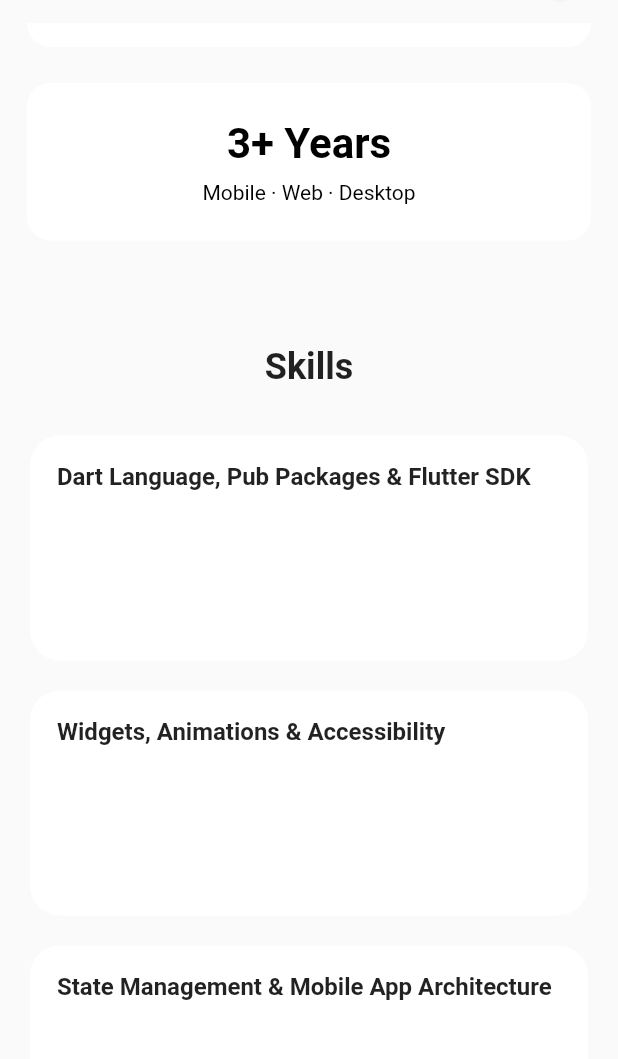
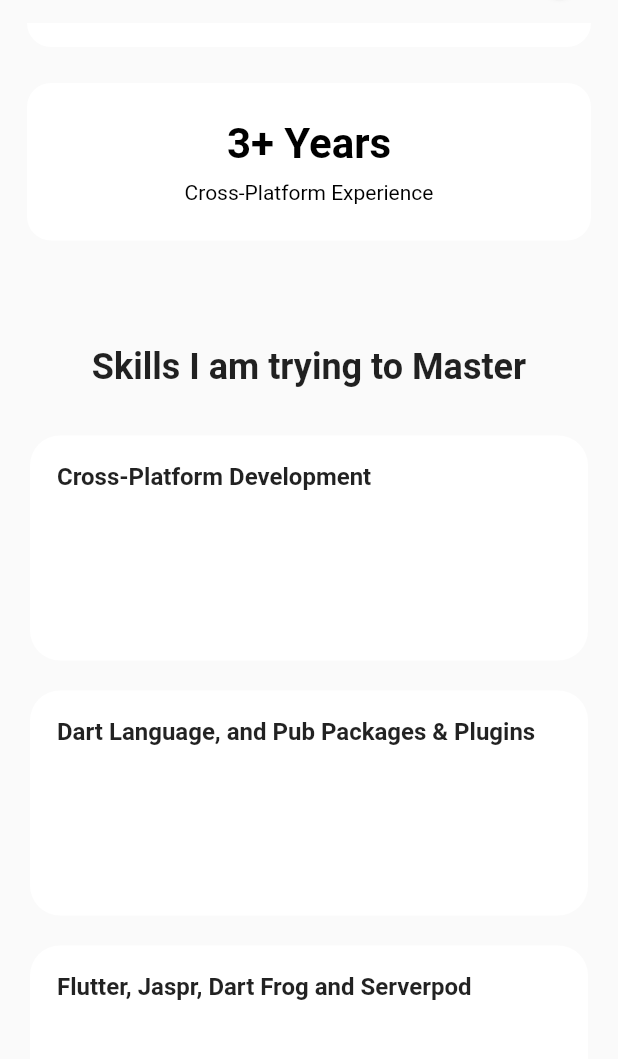
Before and after one commit to hellotasir/tasirrahman_portfolio, a Flutter app: the screen it shows after launch, scrolled down 576 dp, on a phone screen of 412 x 824 dp, the part 61-1120 px from its top. Run offline on Flutter 3.47's test engine with Material 3 defaults, Android fonts, the light colour scheme and no system bars.

Commit message:
information update

```diff
--- a/lib/repositories/skill_repository.dart
+++ b/lib/repositories/skill_repository.dart
@@ -7,13 +7,19 @@
 class LocalSkillRepository implements SkillRepository {
   @override
   List<Skill> getSkills() => const [
-    Skill(title: 'Dart Language, Pub Packages & Flutter SDK', tools: []),
-    Skill(title: 'Widgets, Animations & Accessibility', tools: []),
-    Skill(title: 'State Management & Mobile App Architecture', tools: []),
-    Skill(title: 'API & SDK Integration', tools: []),
-    Skill(title: 'Local Storage, PaaS, Network & Cache', tools: []),
-    Skill(title: 'Performance, Security & Testing', tools: []),
-    Skill(title: 'Deployment & Platform Support', tools: []),
-    Skill(title: 'Version Control & Project Management', tools: []),
+    Skill(title: 'Cross-Platform Development', tools: []),
+    Skill(title: 'Dart Language, and Pub Packages & Plugins', tools: []),
+    Skill(title: 'Flutter, Jaspr, Dart Frog and Serverpod', tools: []),
+    Skill(title: 'Widgets, Animations, and Accessibility', tools: []),
+    Skill(
+      title: 'Architecture, Design Patterns and State Management',
+      tools: [],
+    ),
+    Skill(title: 'Data Structures, Algorithms, and Problem Solving', tools: []),
+    Skill(title: 'SDK & API', tools: []),
+    Skill(title: 'Cloud Services, Local Storage, Network & Cache', tools: []),
+    Skill(title: 'Performance, Security, and Testing', tools: []),
+    Skill(title: 'CI/CD, Deployment, and Platform Support', tools: []),
+    Skill(title: 'Management and Version Control', tools: []),
   ];
 }
--- a/lib/repositories/statistic_repository/local_statistic_repository.dart
+++ b/lib/repositories/statistic_repository/local_statistic_repository.dart
@@ -6,15 +6,12 @@
   List<StatisticItem> getStatistics() {
     return [
       StatisticItem(
-        title: 'Dart Experience',
+        title: 'Dart Language Experience',
         value: '${DateTime.now().year - 2022}+ Years',
       ),
+      StatisticItem(title: 'Projects Completed', value: '15+'),
       StatisticItem(
-        title: 'Flutter Experience',
-        value: '${DateTime.now().year - 2022}+ Years',
-      ),
-      StatisticItem(
-        title: 'Mobile · Web · Desktop',
+        title: 'Cross-Platform Experience',
         value: '${DateTime.now().year - 2022}+ Years',
       ),
     ];
--- a/lib/services/faq_service.dart
+++ b/lib/services/faq_service.dart
@@ -6,41 +6,48 @@
     return [
       {
         "id": "1",
-        "question": "What kind of Flutter projects have you worked on?",
+        "question": "What kinds of projects have you worked on?",
         "answer":
-            "I have worked on a variety of Flutter projects, including mobile applications, web applications, and cross-platform solutions, with a primary focus on production-grade Flutter mobile apps.",
+            "I have worked on a wide range of production-grade projects using the Dart language, including client-facing applications, web-oriented solutions, and cross-platform systems, with a strong emphasis on maintainable and scalable codebases.",
       },
       {
         "id": "2",
-        "question": "How do you stay updated with the latest Flutter trends?",
+        "question":
+            "How do you stay up to date with the Dart and its associated frameworks?",
         "answer":
-            "I stay updated by following official Flutter channels, reading documentation and blogs, watching technical talks and community content, and actively experimenting with new releases and features.",
+            "I stay current by regularly following official Dart and framework channels, reviewing updated documentation, reading in-depth technical articles, watching conference talks, community contents, and actively experimenting with new features and releases.",
       },
+
       {
         "id": "3",
-        "question": "What is your approach to testing in Flutter?",
+        "question": "How can I verify your expertise in Dart?",
         "answer":
-            "I follow Flutter testing best practices by implementing unit tests for business logic, widget tests for UI behavior, and integration tests to validate complete user flows and app stability.",
+            "You can review my open-source projects written in Dart on GitHub at https://github.com/hellotasir, which demonstrate my real-world architecture, asynchronous programming, and best practices in code organization.",
       },
       {
         "id": "4",
-        "question":
-            "How do you handle state management in your Flutter applications?",
+        "question": "What are you currently learning?",
         "answer":
-            "I select state management solutions based on project complexity and requirements, using Provider, Riverpod, Bloc, GetX, or Redux to ensure predictable, scalable, and maintainable state handling.",
+            "I am currently deepening my understanding of the Dart language across backend, web, and cross-platform application development, with a strong focus on writing efficient, testable, and scalable Dart code.",
       },
       {
         "id": "5",
         "question":
-            "How do you manage mobile architecture in your Flutter applications?",
+            "If you have more experience, why do you have fewer projects?",
         "answer":
-            "I manage mobile architecture by applying Clean Architecture with MVVM and MVC where appropriate, enforcing strict separation between presentation, domain, and data layers. I use modular, feature-based design, dependency injection, and clear contracts to keep business logic independent of the UI.",
+            "I prioritize depth and quality over volume. Rather than accumulating many small projects, I focus on building fewer but more robust, well-structured, and scalable solutions. This allows me to apply strong engineering principles, maintain high standards, and deliver long-term value through each project.",
       },
       {
         "id": "6",
-        "question": "How can I verify your expertise in Flutter?",
+        "question": "What skills do you not have experience with?",
         "answer":
-            "You can review my open-source Flutter web application on GitHub at https://github.com/hellotasir/tasirrahman_portfolio, which demonstrates real-world architecture, state management, and UI practices.",
+            "I prefer to discuss skill gaps openly and honestly in direct conversation so I can provide proper context. My goal is always to present a clear and accurate picture of my abilities. If you are looking for experience in a specific area or technology, feel free to ask and I will clarify my level of exposure or learning status.",
+      },
+      {
+        "id": "7",
+        "question": "What is the purpose of creating this portfolio?",
+        "answer":
+            "It is a static portfolio website built entirely using the Dart language, thoughtfully designed to demonstrate my proficiency, best practices, and real-world experience across the Dart ecosystem.",
       },
     ];
   }
--- a/lib/view/pages/home_page.dart
+++ b/lib/view/pages/home_page.dart
@@ -37,9 +37,9 @@
               ),
               SizedBox(height: 20),
               SkillsWidget(service: SkillService(LocalSkillRepository())),
-              SizedBox(height: 20),
+              SizedBox(height: 60),
               FaqWidget(),
-              SizedBox(height: 70),
+              SizedBox(height: 40),
               ContactWidget(),
               FooterWidget(),
             ],
--- a/lib/view/widgets/faq_widget.dart
+++ b/lib/view/widgets/faq_widget.dart
@@ -38,7 +38,7 @@
           Padding(
             padding: const EdgeInsets.all(18.0),
             child: SizedBox(
-              height: 500,
+              height: 700,
               width: 800,
               child: FutureBuilder<List<Faq>>(
                 future: future,
--- a/lib/view/widgets/skill_widget.dart
+++ b/lib/view/widgets/skill_widget.dart
@@ -26,7 +26,7 @@
               return Column(
                 children: [
                   Text(
-                    'Skills',
+                    'Skills I am trying to Master',
                     style: Theme.of(context).textTheme.headlineSmall?.copyWith(
                       fontWeight: FontWeight.w600,
                     ),
```
Also changed, not shown: 1 other file.
